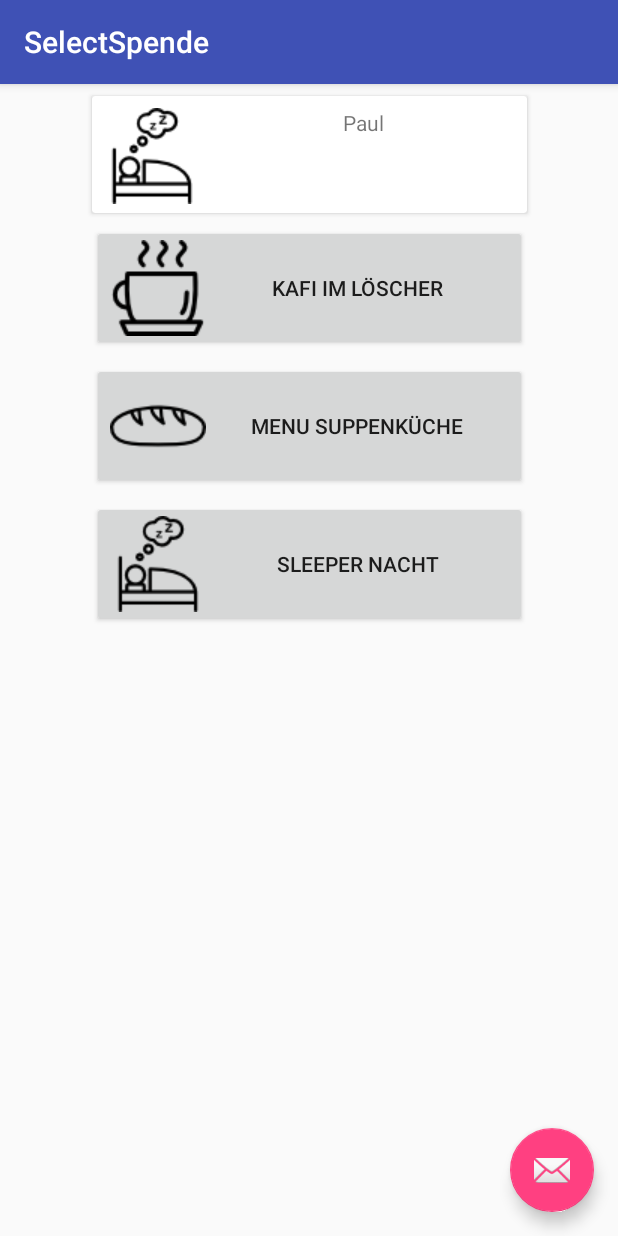
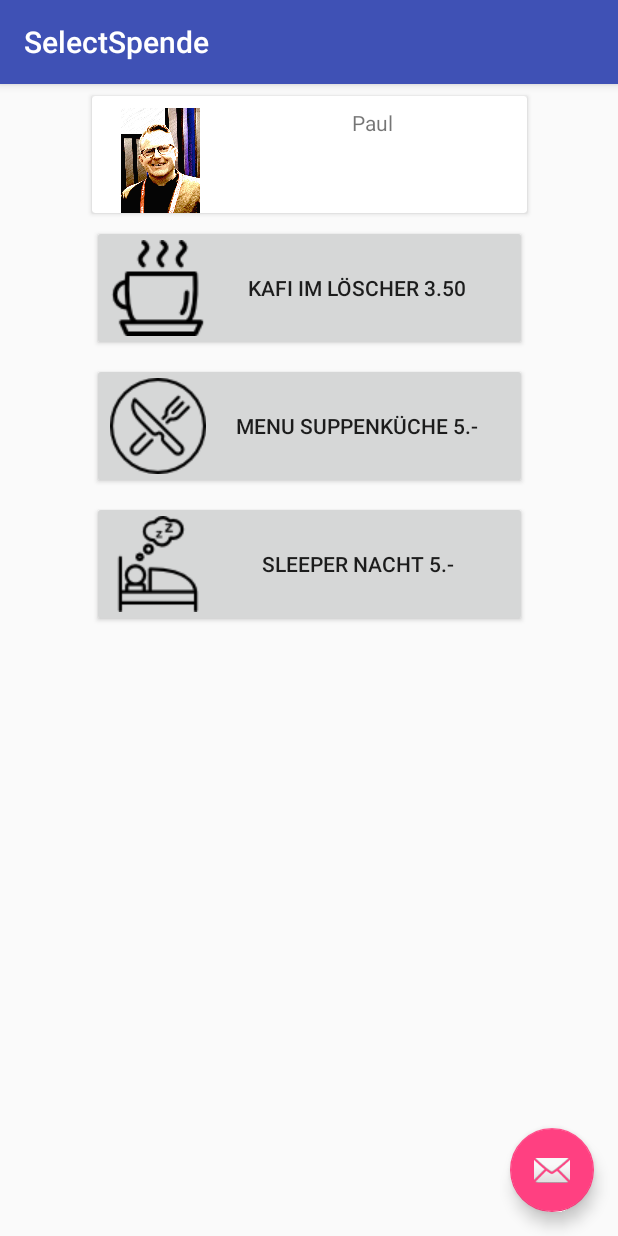
Before and after one commit to jfluri/Stutz, an Android app: the screen it shows after launch (SelectSpende), after a tap on "Paul", on a phone screen of 412 x 824 dp. Run offline under Robolectric (Android 15) with nearby library versions, the phone set to English and light mode, and no system bars; 1 other tap on this screen came first.

Commit message:
- Preise

```diff
--- a/app/src/main/res/layout/content_select_spende.xml
+++ b/app/src/main/res/layout/content_select_spende.xml
@@ -16,7 +16,7 @@
         android:layout_marginStart="8dp"
         android:layout_marginTop="8dp"
         android:drawableLeft="@drawable/hot_tea"
-        android:text="Kafi im Löscher"
+        android:text="Kafi im Löscher 3.50"
         app:layout_constraintEnd_toEndOf="parent"
         app:layout_constraintStart_toStartOf="parent"
         app:layout_constraintTop_toBottomOf="@+id/cardView2" />
@@ -29,7 +29,7 @@
         android:layout_marginStart="8dp"
         android:layout_marginTop="8dp"
         android:drawableLeft="@drawable/sleeping"
-        android:text="Sleeper Nacht"
+        android:text="Sleeper Nacht 5.-"
         app:layout_constraintEnd_toEndOf="parent"
         app:layout_constraintStart_toStartOf="parent"
         app:layout_constraintTop_toBottomOf="@+id/suppenkueche" />
@@ -41,8 +41,8 @@
         android:layout_marginEnd="8dp"
         android:layout_marginStart="8dp"
         android:layout_marginTop="8dp"
-        android:drawableLeft="@drawable/bread"
-        android:text="Menu Suppenküche"
+        android:drawableLeft="@drawable/restaurant"
+        android:text="Menu Suppenküche 5.-"
         app:layout_constraintEnd_toEndOf="parent"
         app:layout_constraintStart_toStartOf="parent"
         app:layout_constraintTop_toBottomOf="@+id/kafi" />
@@ -64,13 +64,13 @@
 
             <ImageView
                 android:id="@+id/imageView"
-                android:layout_width="wrap_content"
+                android:layout_width="75dp"
                 android:layout_height="wrap_content"
                 android:layout_marginStart="8dp"
                 android:layout_marginTop="8dp"
                 app:layout_constraintStart_toStartOf="parent"
                 app:layout_constraintTop_toTopOf="parent"
-                app:srcCompat="@drawable/sleeping" />
+                app:srcCompat="@drawable/profilfoto2" />
 
             <TextView
                 android:id="@+id/name"
```
